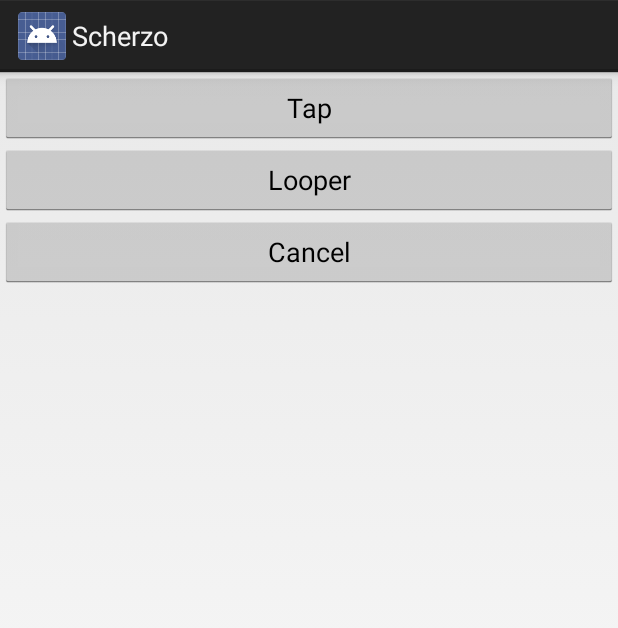
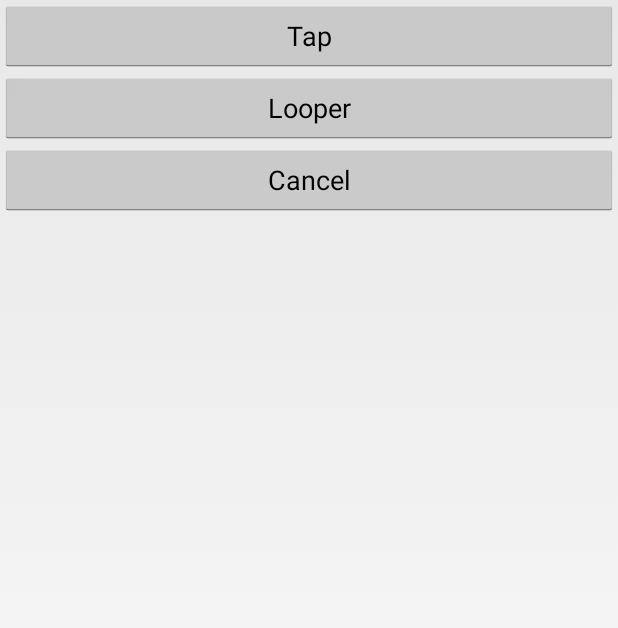
Before and after one commit to naivesound/scherzo, an Android app: the screen it shows after launch (MainActivity), on a phone screen of 412 x 824 dp. Shown: the top 628 px of the screen. Run offline under Robolectric (Android 15) with nearby library versions, the phone set to English and light mode, and no system bars; 2 statements that could not run were skipped.

Commit message:
set up app theme

```diff
--- a/android/app/src/main/res/values/styles.xml
+++ b/android/app/src/main/res/values/styles.xml
@@ -1,8 +1,7 @@
 <resources>
 
-    <!-- Base application theme. -->
-    <style name="AppTheme" parent="android:Theme.Holo.Light.DarkActionBar">
-        <!-- Customize your theme here. -->
+    <style name="AppTheme" parent="@android:style/Theme.Holo.Light.NoActionBar.Fullscreen">
+        <item name="android:windowActionBarOverlay">true</item>
     </style>
 
 </resources>
```
